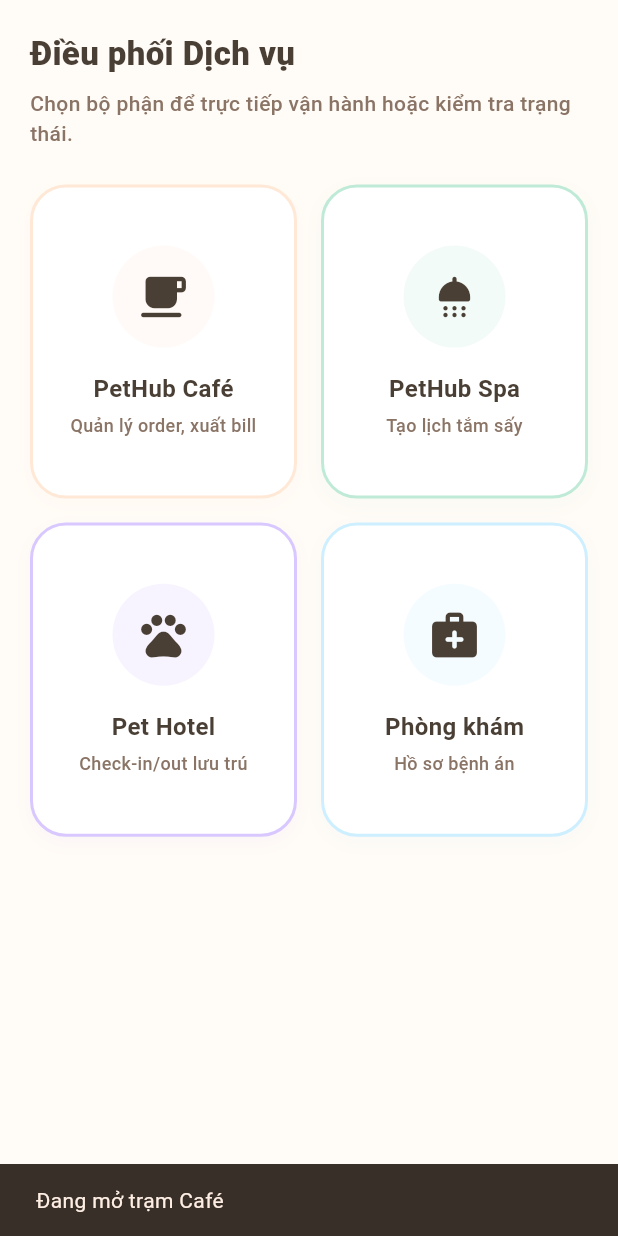
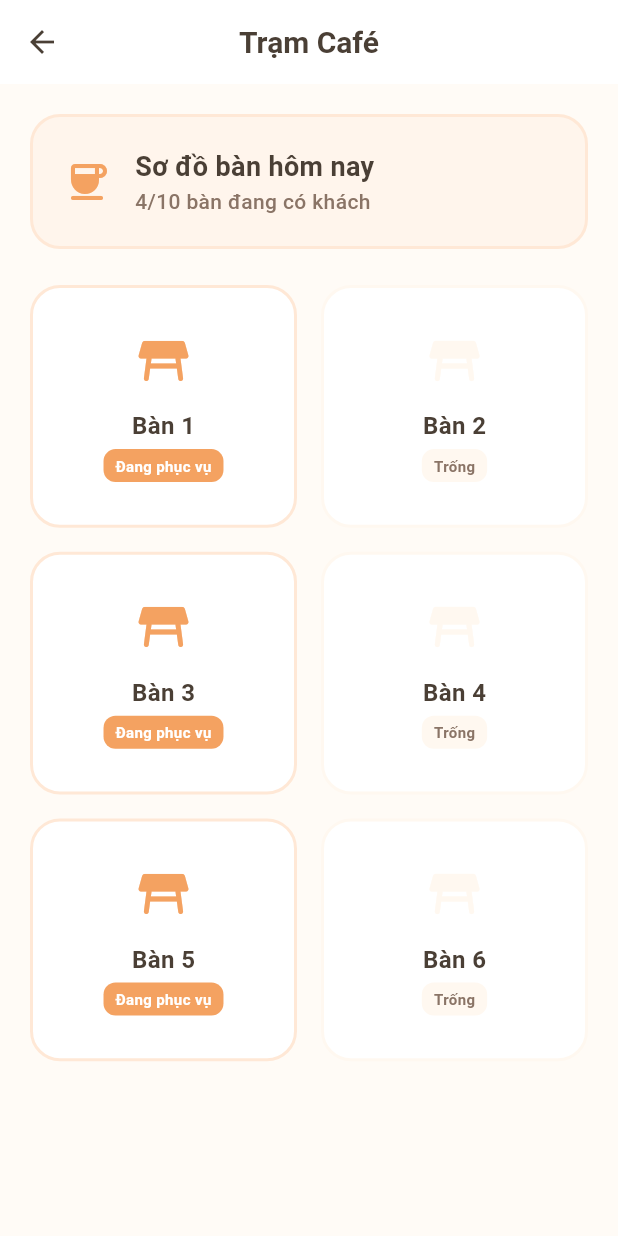
Before and after one commit to Tran-Tuyen-144/Project-Mobile-Sum26, a Flutter app: the AdminManageScreen screen opened directly, after a tap on "PetHub Café", on a phone screen of 412 x 824 dp. Run offline on Flutter 3.47's test engine with Material 3 defaults, Android fonts, the light colour scheme and no system bars; our stand-ins replace app_links, cloud_firestore, firebase_auth, firebase_core, go_router, google_sign_in and 3 more; accounts and stored records are empty.

Commit message:
init admin

```diff
--- a/lib/screens/admin/manage/admin_manage_screen.dart
+++ b/lib/screens/admin/manage/admin_manage_screen.dart
@@ -1,11 +1,10 @@
 import 'package:flutter/material.dart';
 import '../../../../theme/app_colors.dart';
 
-// Các import này chuẩn bị cho việc bạn tạo các file trống trong thư mục con tương ứng
-// import 'cafe/admin_cafe_screen.dart';
-// import 'spa/admin_spa_screen.dart';
-// import 'hotel/admin_hotel_screen.dart';
-// import 'hospital/admin_hospital_screen.dart';
+import 'cafe/admin_cafe_screen.dart';
+import 'spa/admin_spa_screen.dart';
+import 'hotel/admin_hotel_screen.dart';
+import 'hospital/admin_hospital_screen.dart';
 
 class AdminManageScreen extends StatelessWidget {
   const AdminManageScreen({super.key});
@@ -43,8 +42,8 @@
                 Icons.local_cafe_rounded,
                 AppColors.peach,
                     () {
-                  // Navigator.push(context, MaterialPageRoute(builder: (_) => const AdminCafeScreen()));
-                  ScaffoldMessenger.of(context).showSnackBar(const SnackBar(content: Text('Đang mở trạm Café')));
+                  // Đã kích hoạt chuyển trang sang Café
+                  Navigator.push(context, MaterialPageRoute(builder: (_) => const AdminCafeScreen()));
                 },
               ),
               _buildManageCard(
@@ -54,7 +53,8 @@
                 Icons.shower_rounded,
                 AppColors.mint,
                     () {
-                  // Navigator.push(context, MaterialPageRoute(builder: (_) => const AdminSpaScreen()));
+                  // Đã kích hoạt chuyển trang sang Spa
+                  Navigator.push(context, MaterialPageRoute(builder: (_) => const AdminSpaScreen()));
                 },
               ),
               _buildManageCard(
@@ -64,7 +64,8 @@
                 Icons.pets_rounded,
                 AppColors.lavender,
                     () {
-                  // Navigator.push(context, MaterialPageRoute(builder: (_) => const AdminHotelScreen()));
+                  // Đã kích hoạt chuyển trang sang Khách sạn
+                  Navigator.push(context, MaterialPageRoute(builder: (_) => const AdminHotelScreen()));
                 },
               ),
               _buildManageCard(
@@ -74,7 +75,8 @@
                 Icons.medical_services_rounded,
                 AppColors.sky,
                     () {
-                  // Navigator.push(context, MaterialPageRoute(builder: (_) => const AdminHospitalScreen()));
+                  // Đã kích hoạt chuyển trang sang Bệnh viện
+                  Navigator.push(context, MaterialPageRoute(builder: (_) => const AdminHospitalScreen()));
                 },
               ),
             ],
--- a/lib/screens/admin/manage/cafe/admin_cafe_screen.dart
+++ b/lib/screens/admin/manage/cafe/admin_cafe_screen.dart
@@ -0,0 +1,90 @@
+import 'package:flutter/material.dart';
+import '../../../../../theme/app_colors.dart';
+
+class AdminCafeScreen extends StatelessWidget {
+  const AdminCafeScreen({super.key});
+
+  @override
+  Widget build(BuildContext context) {
+    return Scaffold(
+      backgroundColor: AppColors.background,
+      appBar: AppBar(
+        backgroundColor: Colors.white,
+        elevation: 0,
+        title: const Text('Trạm Café', style: TextStyle(color: AppColors.textDark, fontWeight: FontWeight.bold)),
+        iconTheme: const IconThemeData(color: AppColors.textDark),
+      ),
+      body: ListView(
+        padding: const EdgeInsets.all(20),
+        children: [
+          Container(
+            padding: const EdgeInsets.all(20),
+            decoration: BoxDecoration(
+              color: AppColors.peach.withOpacity(0.3),
+              borderRadius: BorderRadius.circular(20),
+              border: Border.all(color: AppColors.peach, width: 2),
+            ),
+            child: const Row(
+              children: [
+                Icon(Icons.coffee_rounded, color: AppColors.primary, size: 32),
+                SizedBox(width: 16),
+                Expanded(
+                  child: Column(
+                    crossAxisAlignment: CrossAxisAlignment.start,
+                    children: [
+                      Text('Sơ đồ bàn hôm nay', style: TextStyle(fontSize: 18, fontWeight: FontWeight.bold, color: AppColors.textDark)),
+                      Text('4/10 bàn đang có khách', style: TextStyle(color: AppColors.textSoft, fontWeight: FontWeight.w500)),
+                    ],
+                  ),
+                ),
+              ],
+            ),
+          ),
+          const SizedBox(height: 24),
+          GridView.builder(
+            shrinkWrap: true,
+            physics: const NeverScrollableScrollPhysics(),
+            gridDelegate: const SliverGridDelegateWithFixedCrossAxisCount(
+              crossAxisCount: 2,
+              crossAxisSpacing: 16,
+              mainAxisSpacing: 16,
+              childAspectRatio: 1.1,
+            ),
+            itemCount: 6, // Số lượng bàn giả lập
+            itemBuilder: (context, index) {
+              bool isOccupied = index % 2 == 0; // Giả lập bàn có khách và trống
+              return Container(
+                padding: const EdgeInsets.all(16),
+                decoration: BoxDecoration(
+                  color: Colors.white,
+                  borderRadius: BorderRadius.circular(20),
+                  border: Border.all(color: isOccupied ? AppColors.peach : AppColors.cream, width: 2),
+                ),
+                child: Column(
+                  mainAxisAlignment: MainAxisAlignment.center,
+                  children: [
+                    Icon(Icons.table_restaurant_rounded, size: 40, color: isOccupied ? AppColors.primary : AppColors.cream),
+                    const SizedBox(height: 12),
+                    Text('Bàn ${index + 1}', style: const TextStyle(fontWeight: FontWeight.bold, fontSize: 16, color: AppColors.textDark)),
+                    const SizedBox(height: 4),
+                    Container(
+                      padding: const EdgeInsets.symmetric(horizontal: 8, vertical: 4),
+                      decoration: BoxDecoration(
+                        color: isOccupied ? AppColors.primary : AppColors.cream,
+                        borderRadius: BorderRadius.circular(8),
+                      ),
+                      child: Text(
+                        isOccupied ? 'Đang phục vụ' : 'Trống',
+                        style: TextStyle(fontSize: 10, fontWeight: FontWeight.bold, color: isOccupied ? Colors.white : AppColors.textSoft),
+                      ),
+                    )
+                  ],
+                ),
+              );
+            },
+          )
+        ],
+      ),
+    );
+  }
+}
```
Also changed, not shown: lib/screens/admin/manage/hospital/admin_hospital_screen.dart (+74 -0 lines), lib/screens/admin/manage/hotel/admin_hotel_screen.dart (+77 -0 lines), lib/screens/admin/manage/spa/admin_spa_screen.dart (+69 -0 lines).
